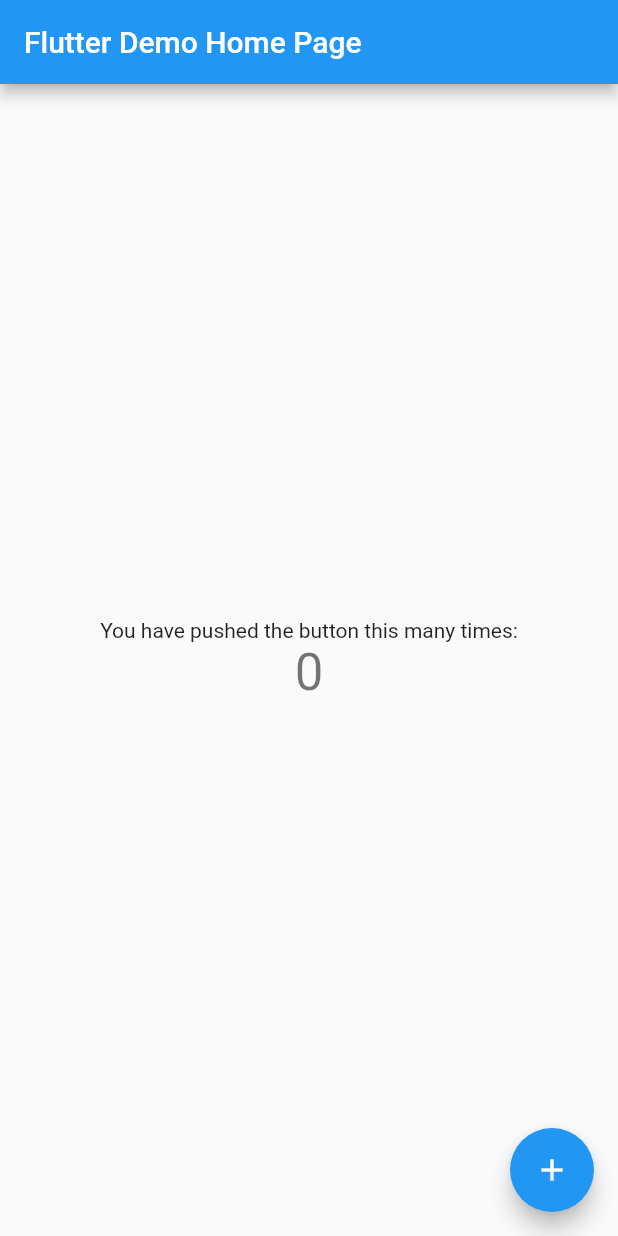
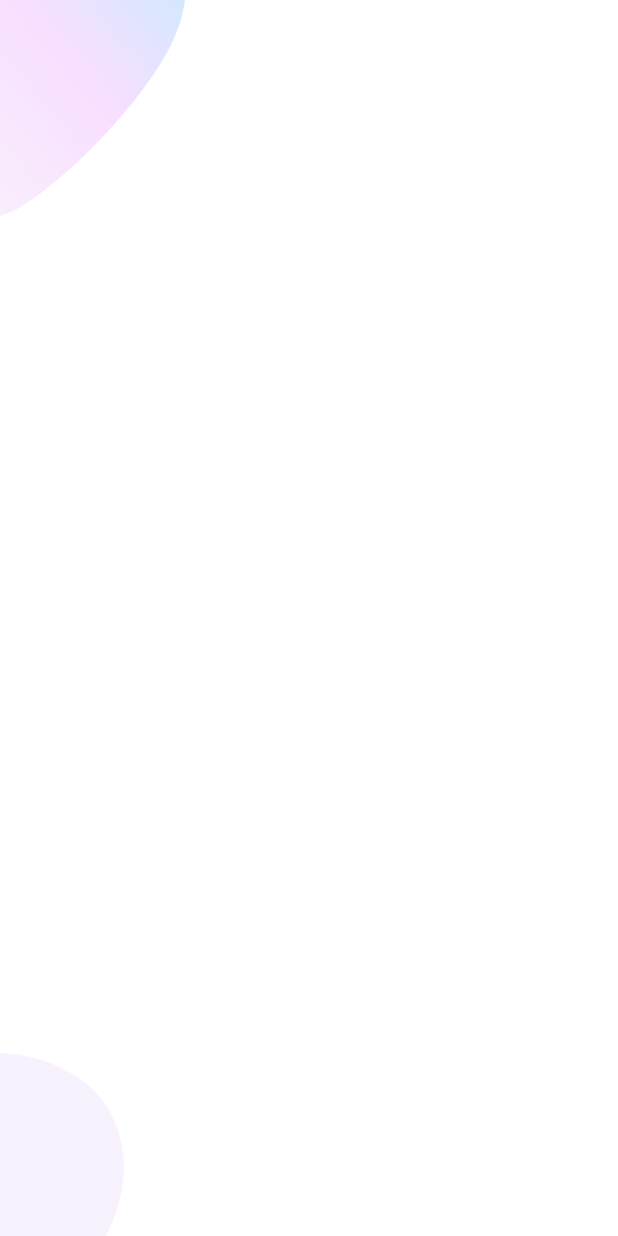
Before and after one commit to Ridho894/flutter-first-app, a Flutter app: the screen it shows after launch, on a phone screen of 412 x 824 dp. Run offline on Flutter 3.47's test engine with Material 2 defaults, Android fonts, the phone set to English and light mode, and no system bars.

Commit message:
make a welcome screen

```diff
--- /dev/null
+++ b/lib/Screens/Welcome/body.dart
@@ -0,0 +1,29 @@
+import 'package:flutter/material.dart';
+
+class Body extends StatelessWidget {
+  @override
+  Widget build(BuildContext context) {
+    Size size = MediaQuery.of(context).size;
+    return Container(
+      height: size.height,
+      width: size.width,
+      child: Stack(alignment: Alignment.center, children: <Widget>[
+        Positioned(
+          top: 0,
+          left: 0,
+          child: Image.asset(
+            "assets/images/main_top.png",
+            width: size.width * 0.3,
+          ),
+        ),
+        Positioned(
+            bottom: 0,
+            left: 0,
+            child: Image.asset(
+              "assets/images/main_bottom.png",
+              width: size.width * 0.2,
+            ))
+      ]),
+    );
+  }
+}
--- /dev/null
+++ b/lib/Screens/Welcome/welcome_screen.dart
@@ -0,0 +1,11 @@
+import 'package:flutter/material.dart';
+import 'package:flutter_application_1/Screens/Welcome/body.dart';
+
+class WelcomeScreen extends StatelessWidget {
+  @override
+  Widget build(BuildContext context) {
+    return Scaffold(
+      body: Body(),
+    );
+  }
+}
--- /dev/null
+++ b/lib/constants.dart
@@ -0,0 +1,4 @@
+import 'package:flutter/material.dart';
+
+const kPrimaryColor = Color(0xFF6F35A5);
+const kPrimaryLightColor = Color(0xFFF1E6FF);
--- a/lib/main.dart
+++ b/lib/main.dart
@@ -1,4 +1,6 @@
 import 'package:flutter/material.dart';
+import 'package:flutter_application_1/Screens/Welcome/welcome_screen.dart';
+import 'package:flutter_application_1/constants.dart';
 
 void main() {
   runApp(const MyApp());
@@ -11,105 +13,13 @@ class MyApp extends StatelessWidget {
   @override
   Widget build(BuildContext context) {
     return MaterialApp(
-      title: 'Flutter Demo',
+      debugShowCheckedModeBanner: false,
+      title: 'Flutter Auth',
       theme: ThemeData(
-        // This is the theme of your application.
-        //
-        // Try running your application with "flutter run". You'll see the
-        // application has a blue toolbar. Then, without quitting the app, try
-        // changing the primarySwatch below to Colors.green and then invoke
-        // "hot reload" (press "r" in the console where you ran "flutter run",
-        // or simply save your changes to "hot reload" in a Flutter IDE).
-        // Notice that the counter didn't reset back to zero; the application
-        // is not restarted.
-        primarySwatch: Colors.blue,
+        primaryColor: kPrimaryColor,
+        scaffoldBackgroundColor: Colors.white,
       ),
-      home: const MyHomePage(title: 'Flutter Demo Home Page'),
+      home: WelcomeScreen(),
     );
   }
 }
-
-class MyHomePage extends StatefulWidget {
-  const MyHomePage({Key? key, required this.title}) : super(key: key);
-
-  // This widget is the home page of your application. It is stateful, meaning
-  // that it has a State object (defined below) that contains fields that affect
-  // how it looks.
-
-  // This class is the configuration for the state. It holds the values (in this
-  // case the title) provided by the parent (in this case the App widget) and
-  // used by the build method of the State. Fields in a Widget subclass are
-  // always marked "final".
-
-  final String title;
-
-  @override
-  State<MyHomePage> createState() => _MyHomePageState();
-}
-
-class _MyHomePageState extends State<MyHomePage> {
-  int _counter = 0;
-
-  void _incrementCounter() {
-    setState(() {
-      // This call to setState tells the Flutter framework that something has
-      // changed in this State, which causes it to rerun the build method below
-      // so that the display can reflect the updated values. If we changed
-      // _counter without calling setState(), then the build method would not be
-      // called again, and so nothing would appear to happen.
-      _counter++;
-    });
-  }
-
-  @override
-  Widget build(BuildContext context) {
-    // This method is rerun every time setState is called, for instance as done
-    // by the _incrementCounter method above.
-    //
-    // The Flutter framework has been optimized to make rerunning build methods
-    // fast, so that you can just rebuild anything that needs updating rather
-    // than having to individually change instances of widgets.
-    return Scaffold(
-      appBar: AppBar(
-        // Here we take the value from the MyHomePage object that was created by
-        // the App.build method, and use it to set our appbar title.
-        title: Text(widget.title),
-      ),
-      body: Center(
-        // Center is a layout widget. It takes a single child and positions it
-        // in the middle of the parent.
-        child: Column(
-          // Column is also a layout widget. It takes a list of children and
-          // arranges them vertically. By default, it sizes itself to fit its
-          // children horizontally, and tries to be as tall as its parent.
-          //
-          // Invoke "debug painting" (press "p" in the console, choose the
-          // "Toggle Debug Paint" action from the Flutter Inspector in Android
-          // Studio, or the "Toggle Debug Paint" command in Visual Studio Code)
-          // to see the wireframe for each widget.
-          //
-          // Column has various properties to control how it sizes itself and
-          // how it positions its children. Here we use mainAxisAlignment to
-          // center the children vertically; the main axis here is the vertical
-          // axis because Columns are vertical (the cross axis would be
-          // horizontal).
-          mainAxisAlignment: MainAxisAlignment.center,
-          children: <Widget>[
-            const Text(
-              'You have pushed the button this many times:',
-            ),
-            Text(
-              '$_counter',
-              style: Theme.of(context).textTheme.headline4,
-            ),
-          ],
-        ),
-      ),
-      floatingActionButton: FloatingActionButton(
-        onPressed: _incrementCounter,
-        tooltip: 'Increment',
-        child: const Icon(Icons.add),
-      ), // This trailing comma makes auto-formatting nicer for build methods.
-    );
-  }
-}
--- a/pubspec.yaml
+++ b/pubspec.yaml
@@ -34,6 +34,7 @@ dependencies:
   # The following adds the Cupertino Icons font to your application.
   # Use with the CupertinoIcons class for iOS style icons.
   cupertino_icons: ^1.0.2
+  flutter_svg: ^0.17.4
 
 dev_dependencies:
   flutter_test:
@@ -58,8 +59,9 @@ flutter:
   uses-material-design: true
 
   # To add assets to your application, add an assets section, like this:
-  # assets:
-  #   - images/a_dot_burr.jpeg
+  assets:
+    - assets/images/
+    - assets/icons/
   #   - images/a_dot_ham.jpeg
 
   # An image asset can refer to one or more resolution-specific "variants", see
```
Also changed, not shown: assets/icons/chat.svg (added), assets/icons/facebook.svg (added), assets/icons/google-plus.svg (added), assets/icons/login.svg (added), assets/icons/signup.svg (added), assets/icons/twitter.svg (added), assets/images/login_bottom.png (added), assets/images/main_bottom.png (added), assets/images/main_top.png (added), assets/images/signup_top.png (added), pubspec.lock.
